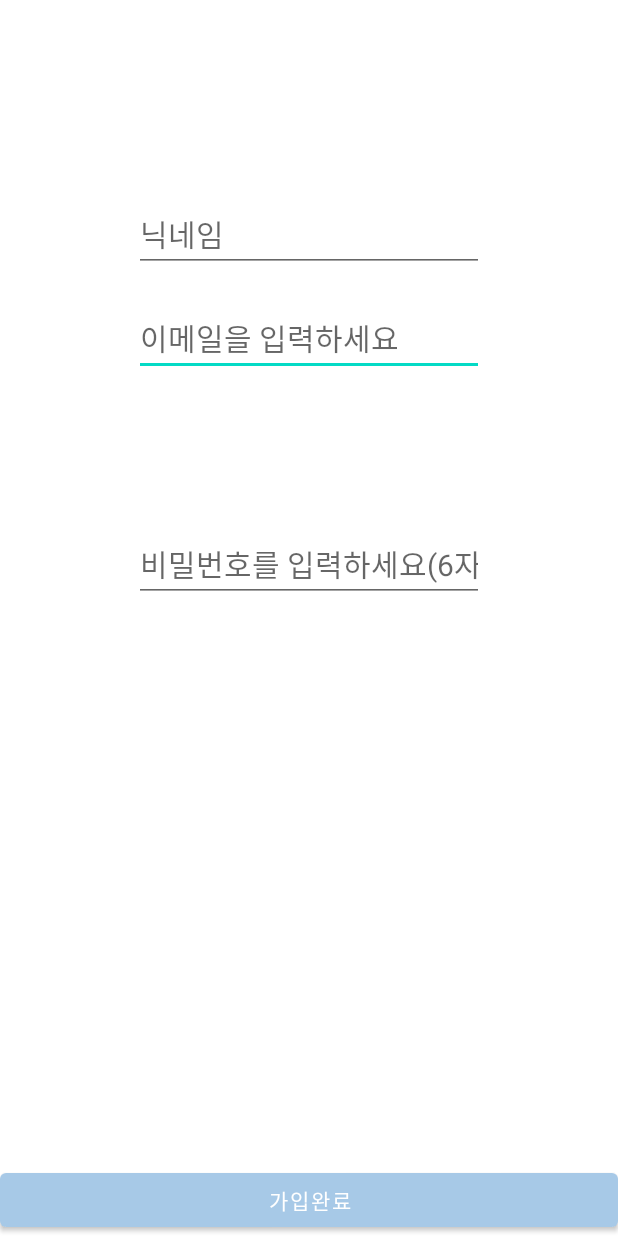
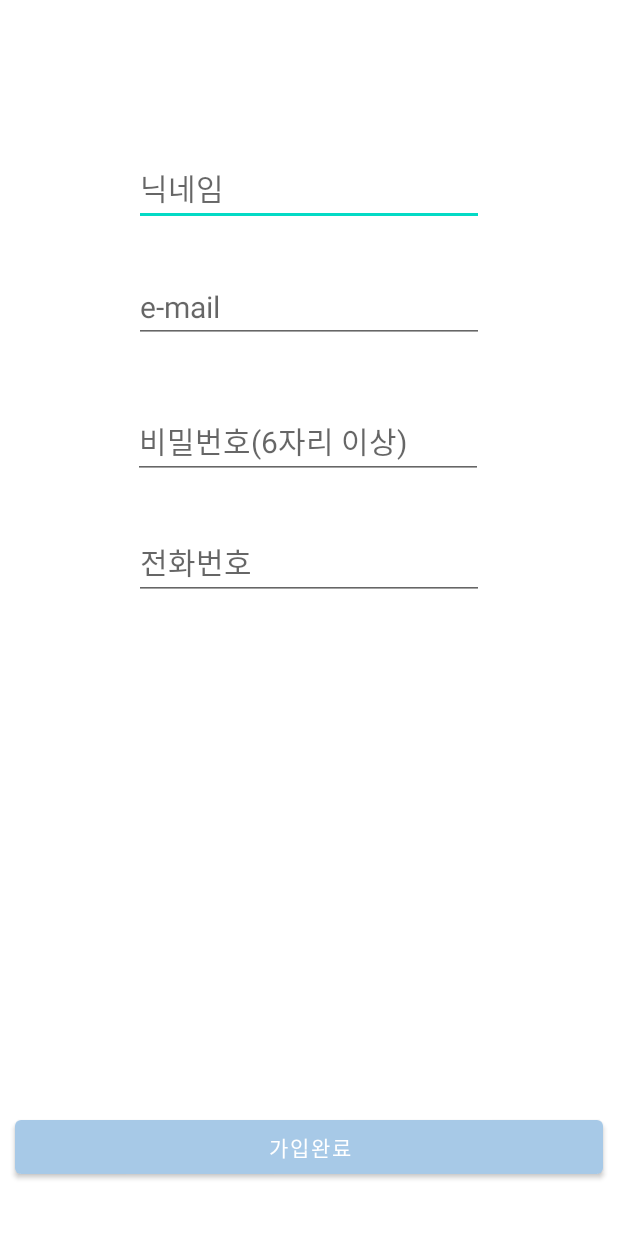
Before and after one commit to KKM1502/S_Old_Book, an Android app: the activity_register screen opened directly, with no data from a screen before it, on a phone screen of 412 x 824 dp. Run offline under Robolectric (Android 15) with nearby library versions, the phone set to English and light mode, and no system bars; our stand-ins replace Firebase (no records; nobody signed in at launch, a user with empty details on screens opened directly).

Commit message:
0407 캡스톤

```diff
--- a/app/src/main/res/layout/activity_register.xml
+++ b/app/src/main/res/layout/activity_register.xml
@@ -7,52 +7,11 @@
     tools:context=".activity_register">
 
     <EditText
-        android:id="@+id/et_email"
-        android:layout_width="wrap_content"
-        android:layout_height="wrap_content"
-        android:layout_marginTop="200dp"
-        android:ems="10"
-        android:hint="이메일을 입력하세요"
-        android:inputType="textEmailAddress"
-        android:minHeight="48dp"
-        android:textSize="20sp"
-        app:layout_constraintEnd_toEndOf="@+id/et_nickname"
-        app:layout_constraintHorizontal_bias="0.497"
-        app:layout_constraintStart_toStartOf="@+id/et_nickname"
-        app:layout_constraintTop_toTopOf="parent"
-        tools:ignore="SpeakableTextPresentCheck" />
-
-    <EditText
-        android:id="@+id/et_pwd"
-        android:layout_width="wrap_content"
-        android:layout_height="wrap_content"
-        android:layout_marginTop="100dp"
-        android:ems="10"
-        android:hint="비밀번호를 입력하세요(6자리이상)"
-        android:inputType="textPassword"
-        android:minHeight="48dp"
-        android:textSize="20sp"
-        app:layout_constraintEnd_toEndOf="@+id/et_email"
-        app:layout_constraintHorizontal_bias="0.497"
-        app:layout_constraintStart_toStartOf="@+id/et_email"
-        app:layout_constraintTop_toBottomOf="@+id/et_email"
-        tools:ignore="SpeakableTextPresentCheck" />
-
-    <Button
-        android:id="@+id/btn_register"
-        android:layout_width="0dp"
-        android:layout_height="wrap_content"
-        android:text="가입완료"
-        app:layout_constraintBottom_toBottomOf="parent"
-        app:layout_constraintEnd_toEndOf="parent"
-        app:layout_constraintStart_toStartOf="parent" />
-
-    <EditText
         android:id="@+id/et_nickname"
         android:layout_width="wrap_content"
         android:layout_height="wrap_content"
         android:layout_marginStart="8dp"
-        android:layout_marginTop="111dp"
+        android:layout_marginTop="100dp"
         android:layout_marginEnd="8dp"
         android:ems="10"
         android:hint="닉네임"
@@ -63,4 +22,68 @@
         app:layout_constraintStart_toStartOf="parent"
         app:layout_constraintTop_toTopOf="parent" />
 
+    <EditText
+        android:id="@+id/et_email"
+        android:layout_width="wrap_content"
+        android:layout_height="wrap_content"
+        android:layout_marginTop="30dp"
+        android:layout_marginBottom="20dp"
+        android:ems="10"
+        android:hint="e-mail"
+        android:inputType="textEmailAddress"
+        android:minHeight="48dp"
+        android:textSize="20sp"
+        app:layout_constraintBottom_toTopOf="@+id/et_pwd"
+        app:layout_constraintEnd_toEndOf="parent"
+        app:layout_constraintStart_toStartOf="parent"
+        app:layout_constraintTop_toBottomOf="@+id/et_nickname"
+        tools:ignore="SpeakableTextPresentCheck" />
+
+    <EditText
+        android:id="@+id/et_pwd"
+        android:layout_width="wrap_content"
+        android:layout_height="wrap_content"
+        android:layout_marginTop="20dp"
+        android:layout_marginBottom="30dp"
+        android:ems="10"
+        android:hint="비밀번호(6자리 이상)"
+        android:inputType="textPassword"
+        android:minHeight="48dp"
+        android:textSize="20sp"
+        app:layout_constraintBottom_toTopOf="@+id/et_phone"
+        app:layout_constraintEnd_toEndOf="parent"
+        app:layout_constraintHorizontal_bias="0.497"
+        app:layout_constraintStart_toStartOf="parent"
+        app:layout_constraintTop_toBottomOf="@+id/et_email"
+        tools:ignore="SpeakableTextPresentCheck" />
+
+
+
+
+
+    <EditText
+        android:id="@+id/et_phone"
+        android:layout_width="wrap_content"
+        android:layout_height="wrap_content"
+        android:layout_marginTop="30dp"
+        android:ems="10"
+        android:hint="전화번호"
+        android:inputType="phone"
+        android:textSize="20sp"
+        app:layout_constraintEnd_toEndOf="parent"
+        app:layout_constraintStart_toStartOf="parent"
+        app:layout_constraintTop_toBottomOf="@+id/et_pwd" />
+
+    <Button
+        android:id="@+id/btn_register"
+        android:layout_width="0dp"
+        android:layout_height="wrap_content"
+        android:layout_marginStart="10dp"
+        android:layout_marginEnd="10dp"
+        android:layout_marginBottom="35dp"
+        android:text="가입완료"
+        app:layout_constraintBottom_toBottomOf="parent"
+        app:layout_constraintEnd_toEndOf="parent"
+        app:layout_constraintStart_toStartOf="parent" />
+
 </androidx.constraintlayout.widget.ConstraintLayout>
--- a/app/src/main/res/menu/bottom_menu.xml
+++ b/app/src/main/res/menu/bottom_menu.xml
@@ -9,12 +9,12 @@
         android:id="@+id/action_like"
         android:enabled="true"
         android:icon="@drawable/ic_baseline_favorite_24"
-        android:title="좋아요"/>
+        android:title="찜"/>
     <item
         android:id="@+id/action_home"
         android:enabled="true"
         android:icon="@drawable/ic_baseline_home_24"
-        android:title="채팅"/>
+        android:title="홈"/>
     <item
         android:id="@+id/action_account"
         android:enabled="true"
```
Also changed, not shown: app/src/main/java/com/example/semyung_old_book_kkm/Frag5.java (added, +23 -0 lines), app/src/main/java/com/example/semyung_old_book_kkm/UserAccount.java (+6 -6 lines), app/src/main/res/drawable/ic_baseline_home_24.xml (added, +10 -0 lines), app/src/main/res/layout/frag5.xml (added, +12 -0 lines).
